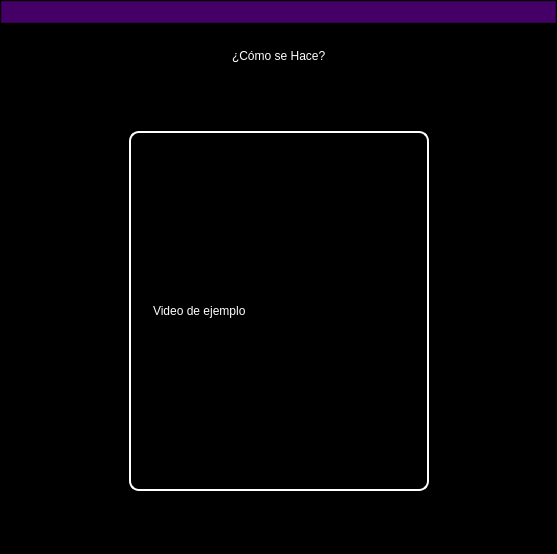
Old version of the form interfaces/Select_exercise/examples.ui in the repository ElMejorGuerreroDeDios/VectraPolinova.
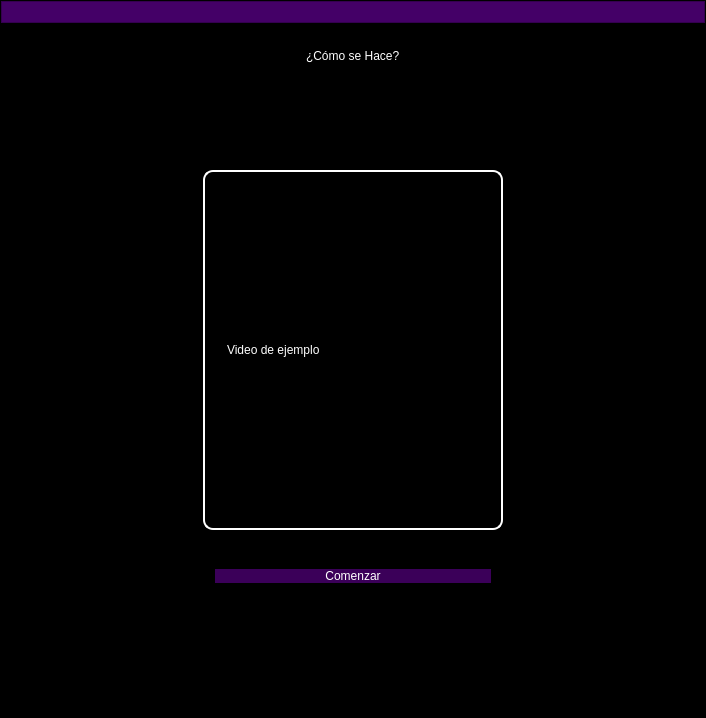
New version of the form. Icons and pictures are not drawn.

Commit message: Se modificó interfaz de ejemplos

```diff
--- a/interfaces/Select_exercise/examples.ui
+++ b/interfaces/Select_exercise/examples.ui
@@ -6,8 +6,8 @@
    <rect>
     <x>0</x>
     <y>0</y>
-    <width>557</width>
-    <height>554</height>
+    <width>706</width>
+    <height>718</height>
    </rect>
   </property>
   <property name="windowTitle">
@@ -326,6 +326,59 @@
            </spacer>
           </item>
           <item row="3" column="1">
+           <widget class="QFrame" name="frame_3">
+            <property name="minimumSize">
+             <size>
+              <width>300</width>
+              <height>80</height>
+             </size>
+            </property>
+            <property name="styleSheet">
+             <string notr="true">QPushButton{
+border-radius: 10px;
+font: 15pt &quot;Arial&quot;;
+color: white;
+border: 2px solid black;
+background-color: rgb(59, 0, 89);
+}
+QPushButton:hover{
+background-color: rgb(119, 0, 179);
+}
+QPushButton:pressed{
+background-color: rgb(170, 85, 255);
+}
+</string>
+            </property>
+            <property name="frameShape">
+             <enum>QFrame::StyledPanel</enum>
+            </property>
+            <property name="frameShadow">
+             <enum>QFrame::Raised</enum>
+            </property>
+            <layout class="QHBoxLayout" name="horizontalLayout_4">
+             <item>
+              <widget class="QPushButton" name="start_bt">
+               <property name="styleSheet">
+                <string notr="true">color: rgb(255, 255, 255);
+font: 14pt &quot;MS Shell Dlg 2&quot;;
+QPushButton{
+border-radius: 10px;
+font: 15pt &quot;Arial&quot;;
+color: white;
+border: 2px solid black;
+background-color: rgb(59, 0, 89);
+}
+</string>
+               </property>
+               <property name="text">
+                <string>Comenzar</string>
+               </property>
+              </widget>
+             </item>
+            </layout>
+           </widget>
+          </item>
+          <item row="4" column="1">
            <spacer name="verticalSpacer_2">
             <property name="orientation">
              <enum>Qt::Vertical</enum>
```
The commit also changes 2 other files.
